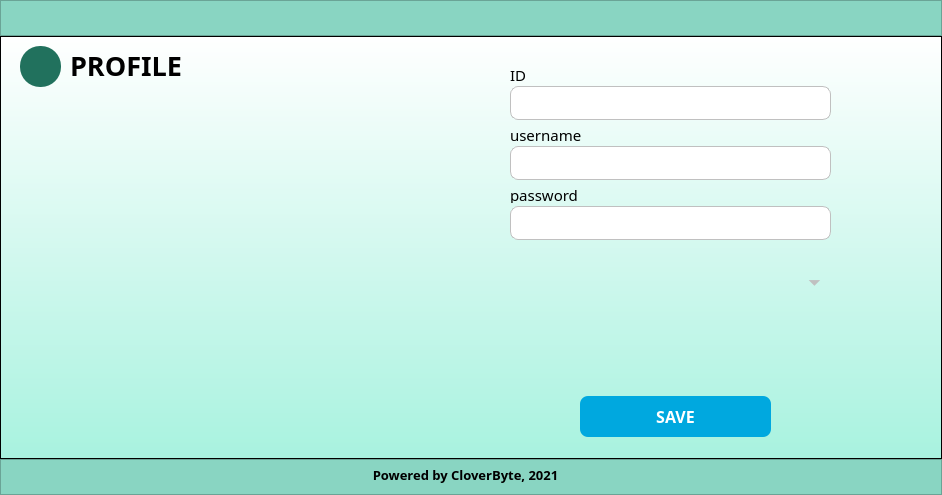
Before: the Qt Designer form profile.ui in marcryangil/facemaskdetection, drawn with Qt 5.
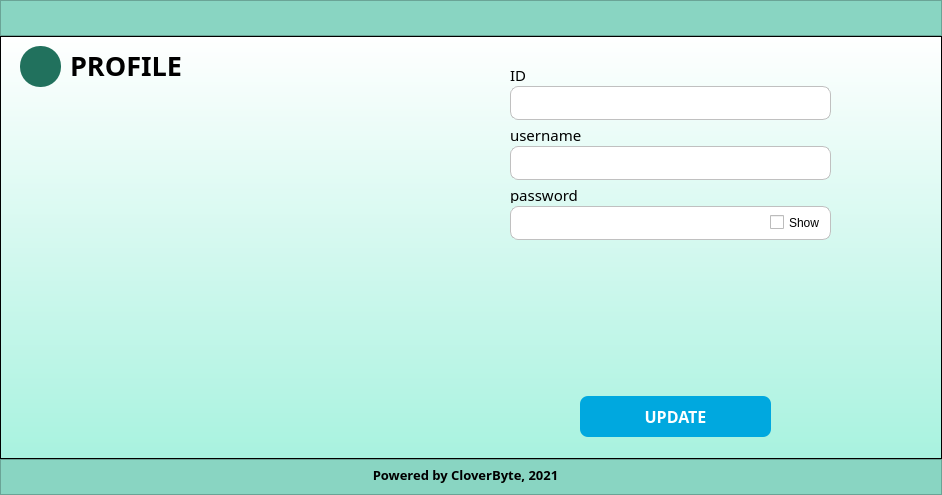
After: the same form once the commit is applied. Icons and pictures are not drawn.

Commit message: add user profile function

Diff of the .ui file:
```diff
--- a/profile.ui
+++ b/profile.ui
@@ -140,7 +140,7 @@
 }</string>
        </property>
        <property name="text">
-        <string>SAVE</string>
+        <string>UPDATE</string>
        </property>
        <property name="flat">
         <bool>false</bool>
@@ -417,27 +417,17 @@
         <string/>
        </property>
       </widget>
-      <widget class="QLabel" name="label_8">
+      <widget class="QCheckBox" name="checkBox">
        <property name="geometry">
         <rect>
-         <x>808</x>
-         <y>215</y>
-         <width>91</width>
-         <height>61</height>
+         <x>770</x>
+         <y>175</y>
+         <width>92</width>
+         <height>23</height>
         </rect>
        </property>
-       <property name="font">
-        <font>
-         <family>Work Sans Medium</family>
-         <pointsize>12</pointsize>
-        </font>
-       </property>
-       <property name="styleSheet">
-        <string notr="true">background-color: transparent;
-color:  rgb(192,192,192);</string>
-       </property>
        <property name="text">
-        <string>⏷</string>
+        <string>Show</string>
        </property>
       </widget>
      </widget>
```
Left out of the diff: 9 changed lines with no effect on the pictures. The commit also changes 4 other files.
